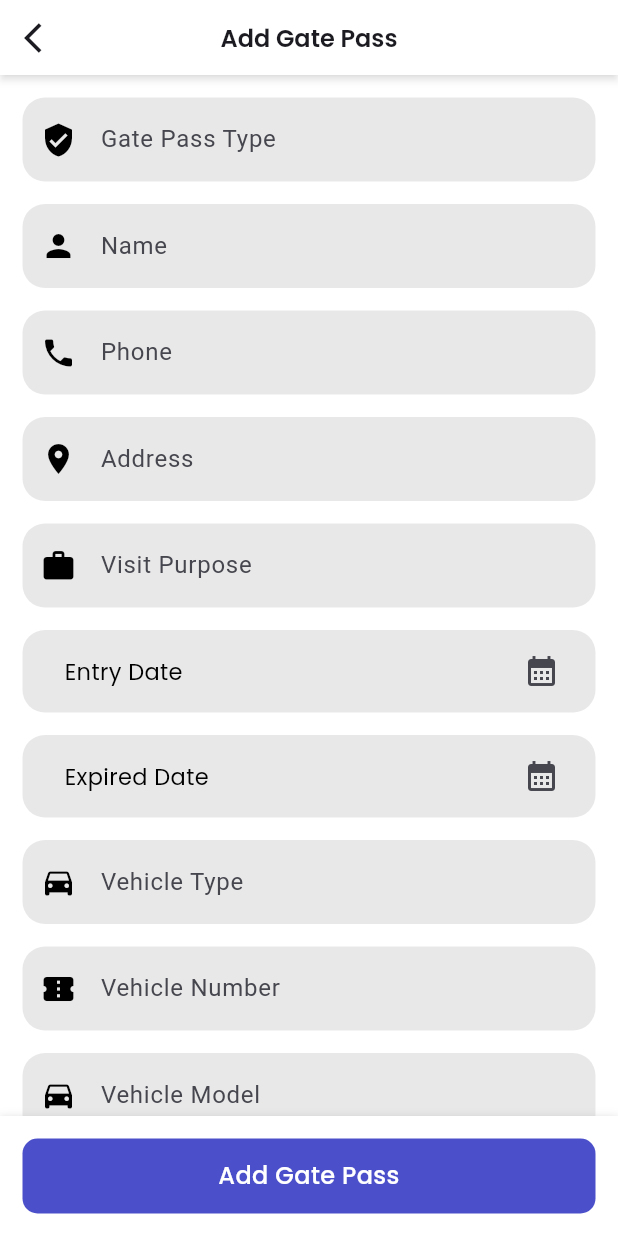
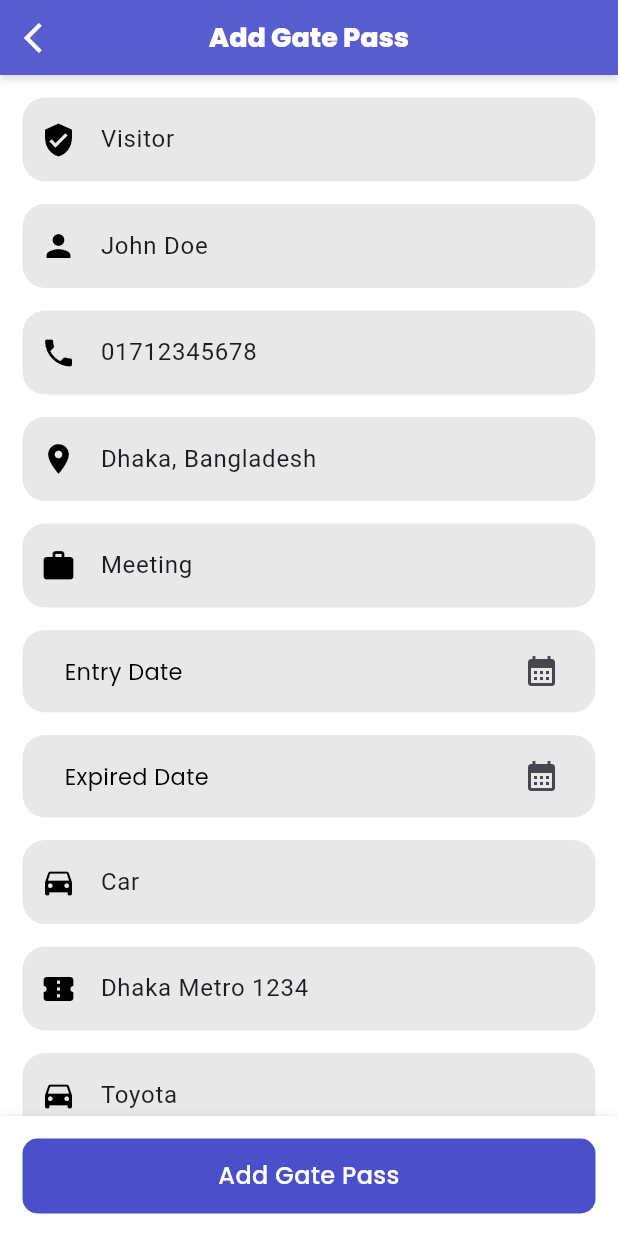
Before and after one commit to Prant0/chandrima_real_estate, a Flutter app: the AddGatePassScreen screen opened directly, on a phone screen of 412 x 824 dp. Run offline on Flutter 3.47's test engine with Material 3 defaults, Android fonts, the phone set to English and light mode, and no system bars; our stand-ins replace cached_network_image, carousel_slider, dropdown_button2, flutter_svg, flutter_tabler_icons, fluttertoast and 5 more; accounts and stored records are empty; network calls fail.

Commit message:
Gate Pass done

```diff
--- a/lib/common/widgets/custom_app_bar.dart
+++ b/lib/common/widgets/custom_app_bar.dart
@@ -14,14 +14,14 @@ class CustomAppBar extends StatelessWidget implements PreferredSizeWidget {
   @override
   Widget build(BuildContext context) {
     return AppBar(
-      title: Text(title, style: poppinsMedium.copyWith(fontSize: Dimensions.fontSizeSixteen, fontWeight: FontWeight.w600)),
+      title: Text(title, style: poppinsMedium.copyWith(fontSize: Dimensions.fontSizeEighteen, fontWeight: FontWeight.w800,color: Colors.white)),
       centerTitle: true,
       leading: backButton ? IconButton(
-        icon: const Icon(Icons.arrow_back_ios),
+        icon: const Icon(Icons.arrow_back_ios,color: Colors.white,),
         color: Theme.of(context).textTheme.bodyLarge!.color,
         onPressed: () => onBackPressed != null ? onBackPressed!() : Navigator.pop(context),
       ) : const SizedBox(),
-      backgroundColor: AppColors.white,
+      backgroundColor: AppColors.primary,
       surfaceTintColor: AppColors.white,
       shadowColor: Theme.of(context).disabledColor.withOpacity(0.5),
       elevation: 2,
--- a/lib/features/complain/model/complain_model.dart
+++ b/lib/features/complain/model/complain_model.dart
@@ -82,7 +82,7 @@ class Complaints {
   String? document;
   String? date;
   String? status;
-  Null? resolution;
+  dynamic? resolution;
   String? createdBy;
   String? createdAt;
   String? updatedAt;
--- a/lib/features/gate_pass/screens/add_gate_pass_screen.dart
+++ b/lib/features/gate_pass/screens/add_gate_pass_screen.dart
@@ -19,18 +19,18 @@ class AddGatePassScreen extends StatefulWidget {
 }
 
 class _AddGatePassScreenState extends State<AddGatePassScreen> {
-  final TextEditingController _gatePassTypeController = TextEditingController();
-  final TextEditingController _nameController = TextEditingController();
-  final TextEditingController _phoneController = TextEditingController();
-  final TextEditingController _addressController = TextEditingController();
-  final TextEditingController _visitPurposeController = TextEditingController();
-  final TextEditingController _vehicleTypeController = TextEditingController();
-  final TextEditingController _vehicleNumberController = TextEditingController();
-  final TextEditingController _vehicleModelController = TextEditingController();
-  final TextEditingController _drivingLicenseController = TextEditingController();
-  final TextEditingController _paymentMethodController = TextEditingController();
-  final TextEditingController _paymentDetailsController = TextEditingController();
-  final TextEditingController _noteController = TextEditingController();
+  final TextEditingController _gatePassTypeController = TextEditingController(text: "Visitor");
+  final TextEditingController _nameController = TextEditingController(text: "John Doe");
+  final TextEditingController _phoneController = TextEditingController( text: "01712345678");
+  final TextEditingController _addressController = TextEditingController( text: "Dhaka, Bangladesh");
+  final TextEditingController _visitPurposeController = TextEditingController(  text: "Meeting");
+  final TextEditingController _vehicleTypeController = TextEditingController( text: "Car");
+  final TextEditingController _vehicleNumberController = TextEditingController( text: "Dhaka Metro 1234");
+  final TextEditingController _vehicleModelController = TextEditingController( text: "Toyota");
+  final TextEditingController _drivingLicenseController = TextEditingController( text: "1234567890");
+  final TextEditingController _paymentMethodController = TextEditingController( text: "Cash");
+  final TextEditingController _paymentDetailsController = TextEditingController( text: "Paid");
+  final TextEditingController _noteController = TextEditingController( text: "Note");
 
   String? entryDate = '';
   String? expiredDate = '';
--- a/lib/features/home/screens/home_screen.dart
+++ b/lib/features/home/screens/home_screen.dart
@@ -136,6 +136,7 @@ class _HomeScreenState extends State<HomeScreen> {
                           child: Container(
                             padding: const EdgeInsets.all(Dimensions.paddingSizeTwenty),
                             decoration: BoxDecoration(
+
                               color: AppColors.white,
                               borderRadius: BorderRadius.circular(Dimensions.radiusTen),
                             ),
```
Also changed, not shown: lib/features/gate_pass/screens/gate_pass_details.dart (added, +96 -0 lines), lib/features/gate_pass/screens/gate_pass_screen.dart (+52 -4 lines), pubspec.lock, 1 other file.
